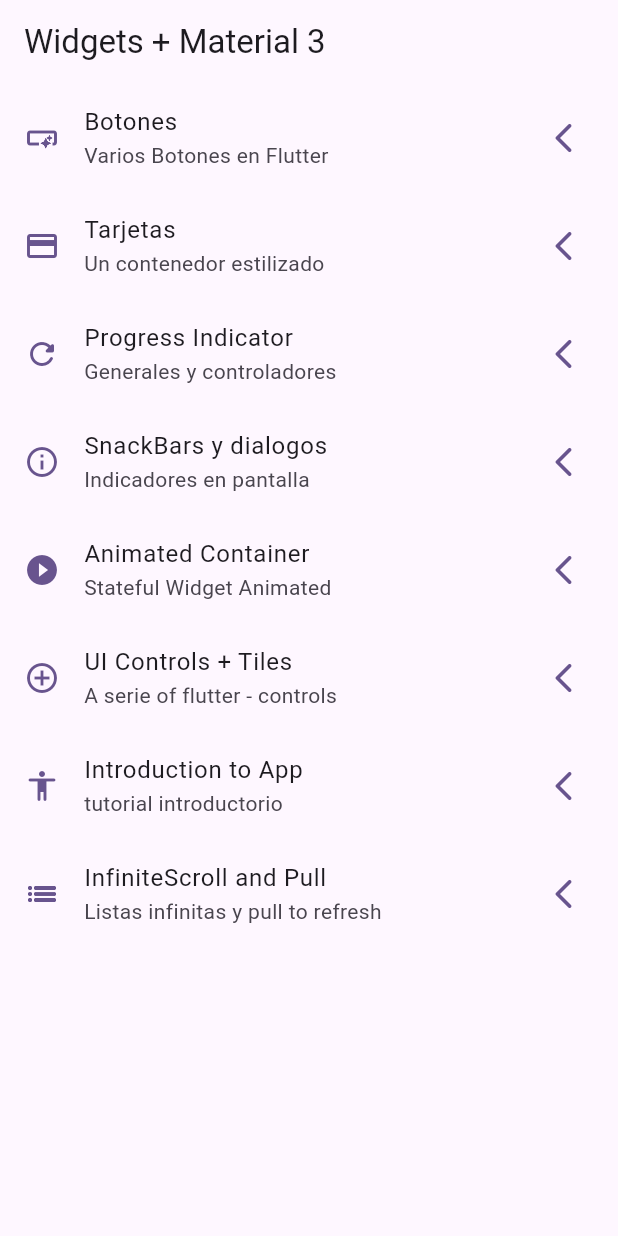
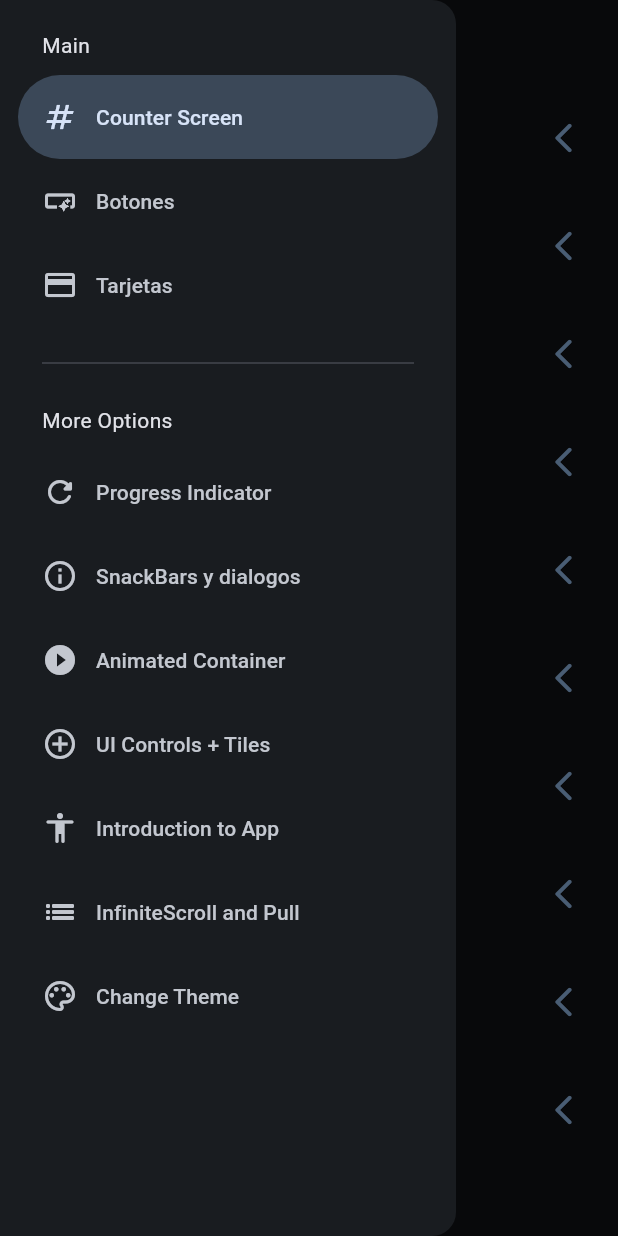
Before and after one commit to Juancarlos56/Dark-Flutter-Course-dev-telles, a Flutter app: the screen it shows after launch, with the side drawer open (before the commit the screen has no drawer), on a phone screen of 412 x 824 dp. Run offline on Flutter 3.47's test engine with Material 3 defaults, Android fonts, the phone set to English and light mode, and no system bars; our stand-ins replace animate_do, dio, flutter_riverpod, go_router, video_player.

Commit message:
dark mode with riverpod

```diff
--- a/widgets_app/lib/config/menu/menu_items.dart
+++ b/widgets_app/lib/config/menu/menu_items.dart
@@ -14,6 +14,11 @@ class MenuItem {
 }
 
 const appMenuItems = <MenuItem>[
+  MenuItem(
+      title: 'Counter Screen',
+      subtitle: 'Contador para Riverpod',
+      link: '/counter',
+      icon: Icons.numbers),
   MenuItem(
       title: 'Botones',
       subtitle: 'Varios Botones en Flutter',
@@ -54,4 +59,9 @@ const appMenuItems = <MenuItem>[
       subtitle: 'Listas infinitas y pull to refresh',
       link: '/infinite',
       icon: Icons.list_outlined),
+  MenuItem(
+      title: 'Change Theme',
+      subtitle: 'Cambiar tema de la APP',
+      link: '/theme-changer',
+      icon: Icons.color_lens_outlined),
 ];
--- a/widgets_app/lib/config/router/app_router.dart
+++ b/widgets_app/lib/config/router/app_router.dart
@@ -51,5 +51,15 @@ final appRouter = GoRouter(
       name: InfiniteScrollScreen.name,
       builder: (context, state) => const InfiniteScrollScreen(),
     ),
+    GoRoute(
+      path: '/counter',
+      name: CounterScreen.name,
+      builder: (context, state) => const CounterScreen(),
+    ),
+    GoRoute(
+      path: '/theme-changer',
+      name: ThemeChangeScreen.name,
+      builder: (context, state) => const ThemeChangeScreen(),
+    ),
   ],
 );
--- a/widgets_app/lib/config/theme/app_theme.dart
+++ b/widgets_app/lib/config/theme/app_theme.dart
@@ -12,14 +12,16 @@ const List<Color> colorList = [
 
 class AppTheme {
   final int selectedColor;
+  final bool isDarkMode;
 
-  AppTheme({this.selectedColor = 0})
+  AppTheme({this.selectedColor = 0, this.isDarkMode = false})
       : assert(selectedColor >= 0, 'Selected color muest be greater then 0'),
         assert(selectedColor < colorList.length,
             'Selected color muest be less or equal than ${colorList.length - 1}');
 
   ThemeData getTheme() => ThemeData(
       useMaterial3: true,
+      brightness: isDarkMode ? Brightness.dark : Brightness.light,
       colorSchemeSeed: colorList[selectedColor],
       appBarTheme: const AppBarTheme(centerTitle: false));
 }
--- a/widgets_app/lib/main.dart
+++ b/widgets_app/lib/main.dart
@@ -1,21 +1,29 @@
 import 'package:flutter/material.dart';
+import 'package:flutter_riverpod/flutter_riverpod.dart';
 import 'package:widgets_app/config/router/app_router.dart';
 import 'package:widgets_app/config/theme/app_theme.dart';
+import 'package:widgets_app/presentation/providers/theme_provider.dart';
 
 void main() {
-  runApp(const MainApp());
+  runApp(const ProviderScope(
+    child: MainApp(),
+  ));
 }
 
-class MainApp extends StatelessWidget {
+class MainApp extends ConsumerWidget {
   const MainApp({super.key});
 
   @override
-  Widget build(BuildContext context) {
+  Widget build(BuildContext context, ref) {
+    final bool isDarkMode = ref.watch(isDarkmodeProvider);
+    final int selectedColor = ref.watch(selectedColorProvider);
+
     return MaterialApp.router(
       title: 'Flutter Widgets',
       routerConfig: appRouter,
       debugShowCheckedModeBanner: false,
-      theme: AppTheme(selectedColor: 5).getTheme(),
+      theme: AppTheme(selectedColor: selectedColor, isDarkMode: isDarkMode)
+          .getTheme(),
 
       //home: const HomeScreen(),
       // routes: {
--- /dev/null
+++ b/widgets_app/lib/presentation/providers/counter_provider.dart
@@ -0,0 +1,4 @@
+import 'package:flutter_riverpod/flutter_riverpod.dart';
+
+//Provideor de estado, informacion del estado de la app
+final counterProvider = StateProvider((ref) => 5);
--- /dev/null
+++ b/widgets_app/lib/presentation/providers/theme_provider.dart
@@ -0,0 +1,11 @@
+import 'package:flutter_riverpod/flutter_riverpod.dart';
+import 'package:widgets_app/config/theme/app_theme.dart';
+
+//Provideor de estado, informacion del estado de la app
+final isDarkmodeProvider = StateProvider((ref) => true);
+
+//inmutable - estado de colores
+final colorListProvider = Provider((ref) => colorList);
+
+//un simple int
+final selectedColorProvider = StateProvider((ref) => 0);
--- a/widgets_app/lib/presentation/screens/home/home_screen.dart
+++ b/widgets_app/lib/presentation/screens/home/home_screen.dart
@@ -1,7 +1,7 @@
 import 'package:flutter/material.dart';
 import 'package:go_router/go_router.dart';
 import 'package:widgets_app/config/menu/menu_items.dart';
-import 'package:widgets_app/presentation/screens/screens.dart';
+import 'package:widgets_app/presentation/widgets/side_menu.dart';
 
 class HomeScreen extends StatelessWidget {
   static const String name = 'home_screen';
@@ -10,11 +10,14 @@ class HomeScreen extends StatelessWidget {
 
   @override
   Widget build(BuildContext context) {
+    final scaffoldKey = GlobalKey<ScaffoldState>();
     return Scaffold(
+      key: scaffoldKey,
       appBar: AppBar(
         title: const Text('Widgets + Material 3'),
       ),
       body: const _HomeView(),
+      drawer: SideMenu(scaffoldKey: scaffoldKey),
     );
   }
 }
--- a/widgets_app/lib/presentation/screens/screens.dart
+++ b/widgets_app/lib/presentation/screens/screens.dart
@@ -1,3 +1,7 @@
+export 'package:widgets_app/presentation/screens/theme_changer/theme_changer_screen.dart';
+
+export 'package:widgets_app/presentation/screens/counter/counter_screen.dart';
+
 export 'package:widgets_app/presentation/screens/app_tutorial/app_tutorial_screen.dart';
 export 'package:widgets_app/presentation/screens/infinite_scroll/infinite_scroll_screen.dart';
 export 'package:widgets_app/presentation/screens/progress/progress_screen.dart';
--- /dev/null
+++ b/widgets_app/lib/presentation/widgets/side_menu.dart
@@ -0,0 +1,52 @@
+import 'package:flutter/material.dart';
+import 'package:go_router/go_router.dart';
+import 'package:widgets_app/config/menu/menu_items.dart';
+
+class SideMenu extends StatefulWidget {
+  final GlobalKey<ScaffoldState> scaffoldKey;
+  const SideMenu({super.key, required this.scaffoldKey});
+
+  @override
+  State<SideMenu> createState() => _SideMenuState();
+}
+
+class _SideMenuState extends State<SideMenu> {
+  int navDrawerIndex = 0;
+
+  @override
+  Widget build(BuildContext context) {
+    final hasNotch = MediaQuery.of(context).viewPadding.top > 35;
+
+    return NavigationDrawer(
+        selectedIndex: navDrawerIndex,
+        onDestinationSelected: (value) {
+          setState(() {
+            navDrawerIndex = value;
+          });
+
+          final menuItem = appMenuItems[value];
+          context.push(menuItem.link);
+          widget.scaffoldKey.currentState?.closeDrawer();
+        },
+        children: [
+          Padding(
+            padding: EdgeInsets.fromLTRB(28, hasNotch ? 0 : 20, 16, 10),
+            child: const Text('Main'),
+          ),
+          ...appMenuItems.sublist(0, 3).map((item) =>
+              NavigationDrawerDestination(
+                  icon: Icon(item.icon), label: Text(item.title))),
+          const Padding(
+            padding: EdgeInsets.fromLTRB(28, 16, 28, 10),
+            child: Divider(),
+          ),
+          const Padding(
+            padding: EdgeInsets.fromLTRB(28, 10, 16, 10),
+            child: Text('More Options'),
+          ),
+          ...appMenuItems.sublist(3).map((item) => NavigationDrawerDestination(
+              icon: Icon(item.icon), label: Text(item.title))),
+        ] //appMenuItems,
+        );
+  }
+}
--- a/widgets_app/pubspec.yaml
+++ b/widgets_app/pubspec.yaml
@@ -10,6 +10,7 @@ dependencies:
   animate_do: ^3.1.2
   flutter:
     sdk: flutter
+  flutter_riverpod: ^2.4.9
   go_router: ^12.1.1
 
 dev_dependencies:
```
Also changed, not shown: widgets_app/lib/presentation/screens/counter/counter_screen.dart (added, +44 -0 lines), widgets_app/lib/presentation/screens/theme_changer/theme_changer_screen.dart (added, +57 -0 lines), widgets_app/pubspec.lock.
